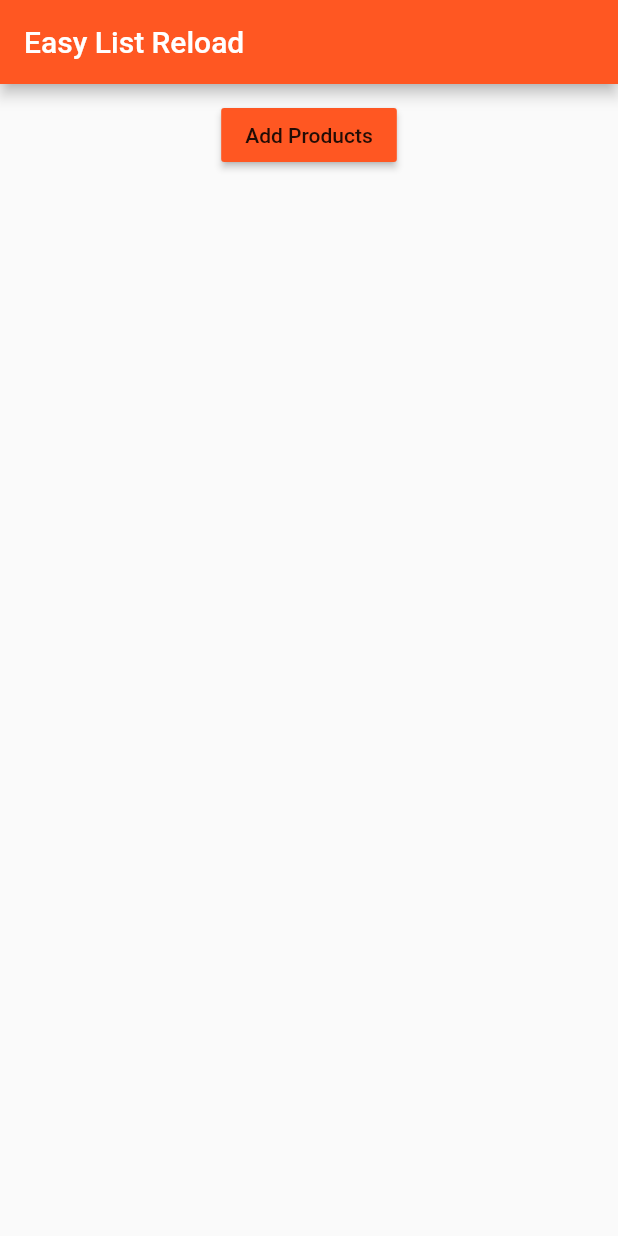
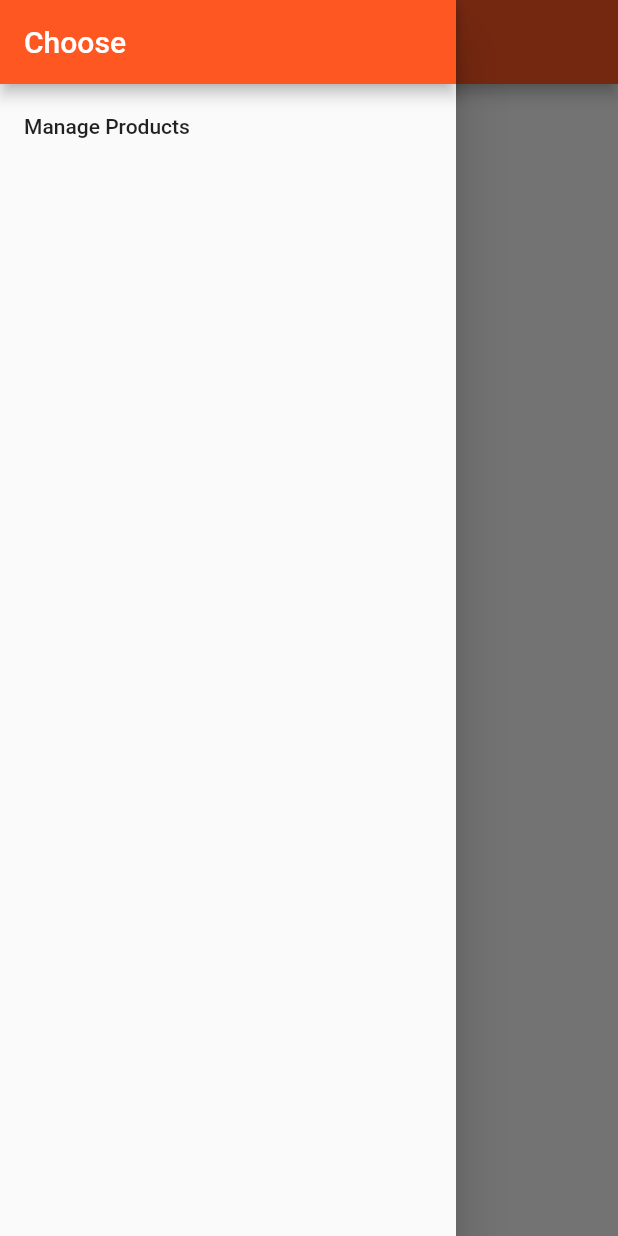
Before and after one commit to iamsss/Learning-Flutter-2, a Flutter app: the ProductsPage screen opened directly, with the side drawer open (before the commit the screen has no drawer), on a phone screen of 412 x 824 dp. Run offline on Flutter 3.47's test engine with Material 2 defaults, Android fonts, the phone set to English and light mode, and no system bars.

Commit message:
Adding SideBar

```diff
--- a/lib/pages/product.dart
+++ b/lib/pages/product.dart
@@ -11,7 +11,7 @@ class ProductPage extends StatelessWidget {
     return WillPopScope( // Handle the default backbutton press
       onWillPop: (){
         print('Back Button Pressed');
-        Navigator.pop(context,true);
+        Navigator.pop(context,false);
         return Future.value(false);
       },
       child: Scaffold(
--- a/lib/pages/products.dart
+++ b/lib/pages/products.dart
@@ -6,8 +6,22 @@ class ProductsPage extends StatelessWidget {
   Widget build(BuildContext context) {
     // TODO: implement build
     return Scaffold(
+      drawer: Drawer(
+        child: Column(
+          children: <Widget>[
+            AppBar(
+              automaticallyImplyLeading: false, // To Hide Menu Icon
+              title: Text('Choose'),
+            ),
+            ListTile(
+              title: Text('Manage Products'),
+              onTap: (){},
+            )
+          ],
+        ),
+      ),
       appBar: AppBar(
-        title: Text('Easy List Reload'),
+        title: Text('Products Page'),
       ),
       body: ProductManager(),
     );
```
